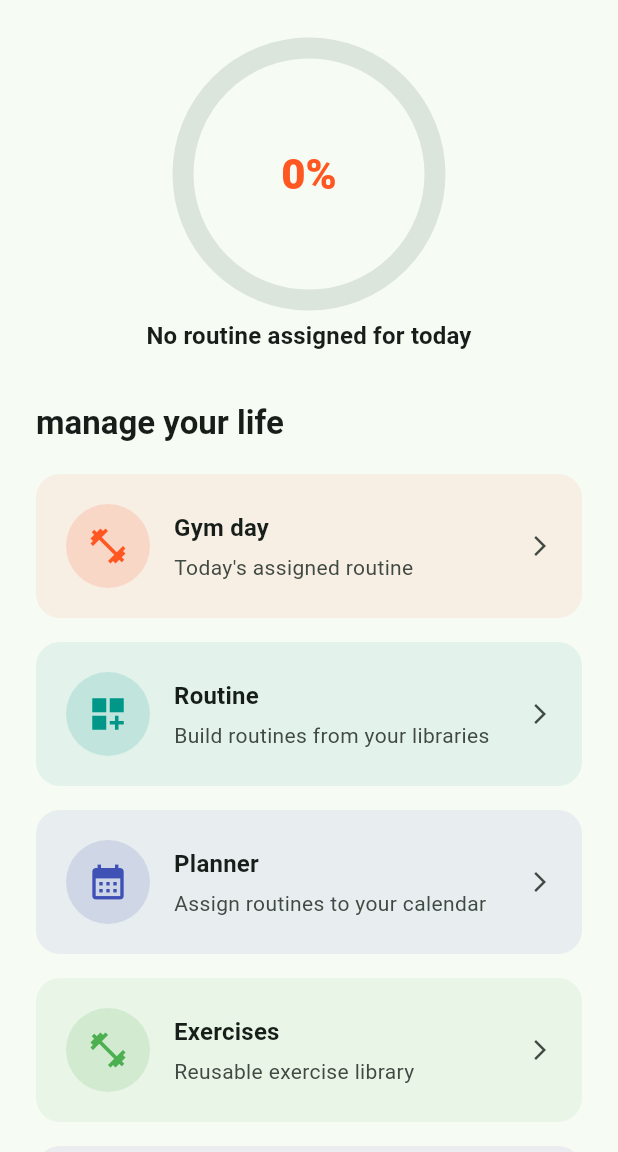
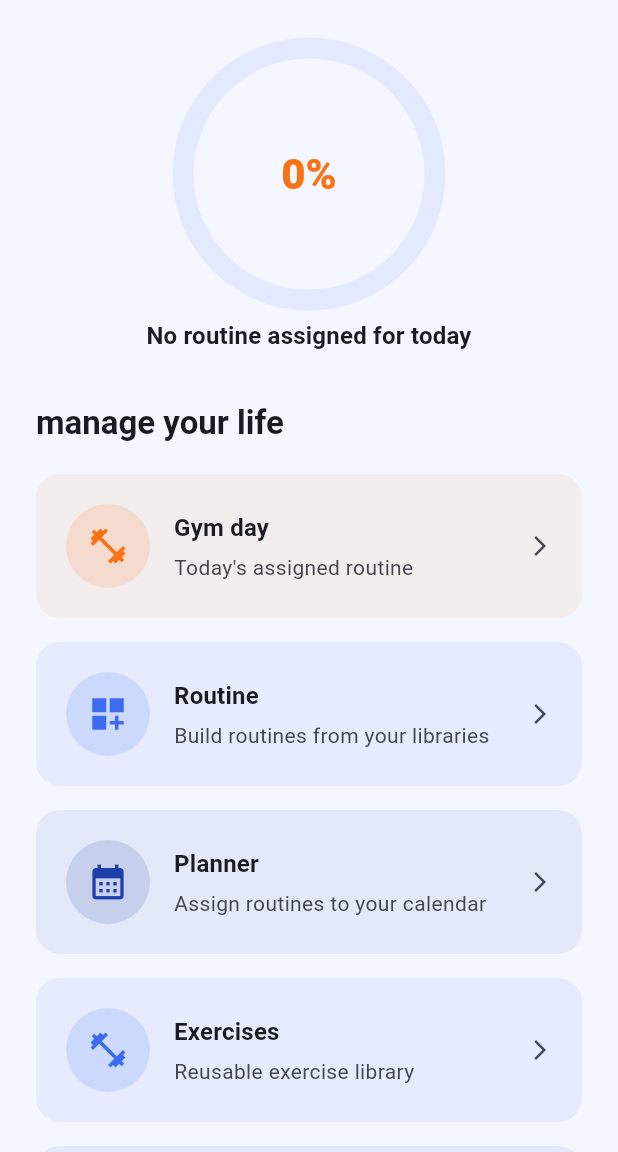
Before and after one commit to DarcherDev/life-fit, a Flutter app: the screen it shows after launch, on a phone screen of 412 x 824 dp, the part 84-1236 px from its top. Run offline on Flutter 3.47's test engine with Material 2 defaults, Android fonts, the phone set to English and light mode, and no system bars; our stand-ins replace confetti, package_info_plus, shared_preferences, table_calendar.

Commit message:
feat(branding): aplicar paleta azul/naranja y nuevo icono
Co-authored-by: Cursor <cursoragent@cursor.com>

```diff
--- a/lib/core/home/home_screen.dart
+++ b/lib/core/home/home_screen.dart
@@ -84,14 +84,18 @@ class _HomeScreenState extends State<HomeScreen> with WidgetsBindingObserver {
     await _menuOrderService.reorder(oldIndex, newIndex);
   }
 
-  _HomeOptionData _optionData(HomeMenuOption option, AppLocalizations l10n) {
+  _HomeOptionData _optionData(
+    HomeMenuOption option,
+    AppLocalizations l10n,
+    ColorScheme colors,
+  ) {
     switch (option) {
       case HomeMenuOption.gymDay:
         return _HomeOptionData(
           title: l10n.homeGymDayTitle,
           subtitle: l10n.homeGymDaySubtitle,
           icon: Icons.fitness_center,
-          color: Colors.deepOrange,
+          color: colors.tertiary,
           onTap: _openTodayGym,
         );
       case HomeMenuOption.routines:
@@ -99,7 +103,7 @@ class _HomeScreenState extends State<HomeScreen> with WidgetsBindingObserver {
           title: l10n.homeRoutineTitle,
           subtitle: l10n.homeRoutineSubtitle,
           icon: Icons.dashboard_customize,
-          color: Colors.teal,
+          color: colors.primary,
           onTap: () => AppNavigation.openRoutines(context),
         );
       case HomeMenuOption.planner:
@@ -107,7 +111,7 @@ class _HomeScreenState extends State<HomeScreen> with WidgetsBindingObserver {
           title: l10n.homePlannerTitle,
           subtitle: l10n.homePlannerSubtitle,
           icon: Icons.calendar_month,
-          color: Colors.indigo,
+          color: colors.secondary,
           onTap: () => AppNavigation.openPlanner(context),
         );
       case HomeMenuOption.exercises:
@@ -115,7 +119,7 @@ class _HomeScreenState extends State<HomeScreen> with WidgetsBindingObserver {
           title: l10n.homeExercisesTitle,
           subtitle: l10n.homeExercisesSubtitle,
           icon: Icons.fitness_center_outlined,
-          color: Colors.green,
+          color: colors.primary,
           onTap: () => AppNavigation.openExerciseLibrary(context),
         );
       case HomeMenuOption.stretching:
@@ -123,7 +127,7 @@ class _HomeScreenState extends State<HomeScreen> with WidgetsBindingObserver {
           title: l10n.homeStretchingTitle,
           subtitle: l10n.homeStretchingSubtitle,
           icon: Icons.self_improvement,
-          color: Colors.deepPurple,
+          color: colors.secondary,
           onTap: () => AppNavigation.openStretchingLibrary(context),
         );
       case HomeMenuOption.warmUp:
@@ -131,7 +135,7 @@ class _HomeScreenState extends State<HomeScreen> with WidgetsBindingObserver {
           title: l10n.homeWarmUpTitle,
           subtitle: l10n.homeWarmUpSubtitle,
           icon: Icons.local_fire_department,
-          color: Colors.orange,
+          color: colors.tertiary,
           onTap: () => AppNavigation.openWarmUpLibrary(context),
         );
     }
@@ -193,7 +197,7 @@ class _HomeScreenState extends State<HomeScreen> with WidgetsBindingObserver {
               },
               itemBuilder: (context, index) {
                 final option = _menuOrder[index];
-                final data = _optionData(option, l10n);
+                final data = _optionData(option, l10n, theme.colorScheme);
                 return ReorderableDelayedDragStartListener(
                   key: ValueKey<String>('home-menu-${option.storageId}'),
                   index: index,
--- a/lib/core/home/widgets/today_progress_ring.dart
+++ b/lib/core/home/widgets/today_progress_ring.dart
@@ -1,5 +1,6 @@
 import 'package:flutter/material.dart';
 
+import 'package:life_fit/core/theme/app_colors.dart';
 import 'package:life_fit/l10n/app_localizations.dart';
 import 'package:life_fit/shared/utils/routine_progress.dart';
 
@@ -15,7 +16,6 @@ class TodayProgressRing extends StatelessWidget {
 
   static const _ringSize = 168.0;
   static const _strokeWidth = 14.0;
-  static const _accentColor = Color(0xFF16A34A);
 
   @override
   Widget build(BuildContext context) {
@@ -23,6 +23,8 @@ class TodayProgressRing extends StatelessWidget {
     final theme = Theme.of(context);
     final colorScheme = theme.colorScheme;
     final subtitle = _subtitleFor(l10n);
+    final progressColor =
+        summary.isComplete ? AppColors.success : colorScheme.tertiary;
 
     final content = Column(
       children: [
@@ -39,9 +41,7 @@ class TodayProgressRing extends StatelessWidget {
                   value: summary.fraction.clamp(0, 1),
                   strokeWidth: _strokeWidth,
                   backgroundColor: colorScheme.surfaceVariant,
-                  valueColor: AlwaysStoppedAnimation<Color>(
-                    summary.isComplete ? _accentColor : Colors.deepOrange,
-                  ),
+                  valueColor: AlwaysStoppedAnimation<Color>(progressColor),
                 ),
               ),
               Column(
@@ -51,9 +51,7 @@ class TodayProgressRing extends StatelessWidget {
                     '${summary.percent}%',
                     style: theme.textTheme.headlineMedium?.copyWith(
                       fontWeight: FontWeight.w800,
-                      color: summary.isComplete
-                          ? _accentColor
-                          : Colors.deepOrange,
+                      color: progressColor,
                     ),
                   ),
                   if (summary.hasRoutine && summary.totalItems > 0)
--- /dev/null
+++ b/lib/core/theme/app_colors.dart
@@ -0,0 +1,35 @@
+import 'package:flutter/material.dart';
+
+/// Colores de marca (azul del icono + naranja complementario).
+///
+/// Los widgets deben leer los colores de `Theme.of(context).colorScheme`;
+/// estas constantes solo alimentan [AppTheme] y los casos semánticos
+/// que no dependen del tema.
+abstract class AppColors {
+  AppColors._();
+
+  static const brandBlue = Color(0xFF3D6BF0);
+  static const brandBlueLight = Color(0xFF8FAEFF);
+  static const brandBlueDeep = Color(0xFF1E3FA8);
+
+  static const brandOrange = Color(0xFFF97316);
+  static const brandOrangeLight = Color(0xFFFF9F5A);
+
+  static const lightBackground = Color(0xFFF4F7FF);
+  static const lightSurface = Color(0xFFFFFFFF);
+  static const lightSurfaceVariant = Color(0xFFE3EAFD);
+
+  static const darkBackground = Color(0xFF000000);
+  static const darkSurface = Color(0xFF0E1320);
+  static const darkSurfaceVariant = Color(0xFF161C2C);
+
+  static const success = Color(0xFF16A34A);
+
+  static const confetti = <Color>[
+    brandBlue,
+    brandBlueLight,
+    brandOrange,
+    Colors.amber,
+    Colors.white,
+  ];
+}
--- a/lib/core/theme/app_theme.dart
+++ b/lib/core/theme/app_theme.dart
@@ -1,28 +1,54 @@
 import 'package:flutter/material.dart';
 
-/// Temas claro y oscuro de la app.
+import 'package:life_fit/core/theme/app_colors.dart';
+
+/// Temas claro (azul con blanco) y oscuro (azul con negro), con naranja
+/// como color complementario (`tertiary`).
 abstract class AppTheme {
   AppTheme._();
 
-  /// Verde menta del icono (calendario + mancuerna).
-  static const _seedColor = Color(0xFF7CB894);
-
   static ThemeData light() {
-    return ThemeData(
-      colorScheme: ColorScheme.fromSeed(
-        seedColor: _seedColor,
-        brightness: Brightness.light,
-      ),
-      useMaterial3: true,
+    final scheme = ColorScheme.fromSeed(
+      seedColor: AppColors.brandBlue,
+      brightness: Brightness.light,
+    ).copyWith(
+      primary: AppColors.brandBlue,
+      onPrimary: Colors.white,
+      secondary: AppColors.brandBlueDeep,
+      onSecondary: Colors.white,
+      tertiary: AppColors.brandOrange,
+      onTertiary: Colors.white,
+      background: AppColors.lightBackground,
+      surface: AppColors.lightSurface,
+      surfaceVariant: AppColors.lightSurfaceVariant,
+      surfaceTint: AppColors.brandBlue,
     );
+    return _build(scheme);
   }
 
   static ThemeData dark() {
+    final scheme = ColorScheme.fromSeed(
+      seedColor: AppColors.brandBlue,
+      brightness: Brightness.dark,
+    ).copyWith(
+      primary: AppColors.brandBlueLight,
+      onPrimary: Colors.black,
+      secondary: AppColors.brandBlue,
+      onSecondary: Colors.white,
+      tertiary: AppColors.brandOrangeLight,
+      onTertiary: Colors.black,
+      background: AppColors.darkBackground,
+      surface: AppColors.darkSurface,
+      surfaceVariant: AppColors.darkSurfaceVariant,
+      surfaceTint: AppColors.brandBlueLight,
+    );
+    return _build(scheme);
+  }
+
+  static ThemeData _build(ColorScheme scheme) {
     return ThemeData(
-      colorScheme: ColorScheme.fromSeed(
-        seedColor: _seedColor,
-        brightness: Brightness.dark,
-      ),
+      colorScheme: scheme,
+      scaffoldBackgroundColor: scheme.background,
       useMaterial3: true,
     );
   }
--- a/lib/modules/rutinas/screens/routine_form_screen.dart
+++ b/lib/modules/rutinas/screens/routine_form_screen.dart
@@ -422,8 +422,8 @@ class _RoutineFormScreenState extends State<RoutineFormScreen> {
           child: FilledButton(
             onPressed: _save,
             style: FilledButton.styleFrom(
-              backgroundColor: const Color(0xFF16A34A),
-              foregroundColor: Colors.white,
+              backgroundColor: Theme.of(context).colorScheme.primary,
+              foregroundColor: Theme.of(context).colorScheme.onPrimary,
               minimumSize: const Size(48, 40),
               padding: const EdgeInsets.symmetric(horizontal: 14),
               elevation: 2,
--- a/pubspec.yaml
+++ b/pubspec.yaml
@@ -59,8 +59,8 @@ flutter_launcher_icons:
   web:
     generate: true
     image_path: assets/branding/app_icon_launcher.png
-    background_color: "#F5F7F6"
-    theme_color: "#89C89B"
+    background_color: "#000000"
+    theme_color: "#3D6BF0"
   windows:
     generate: true
     image_path: assets/branding/app_icon_launcher.png
@@ -69,7 +69,7 @@ flutter_launcher_icons:
     generate: true
     image_path: assets/branding/app_icon_launcher.png
   image_path: assets/branding/app_icon_launcher.png
-  adaptive_icon_background: "#F5F7F6"
+  adaptive_icon_background: "#000000"
   adaptive_icon_foreground: assets/branding/app_icon_maskable.png
   remove_alpha_ios: true
 
```
Also changed, not shown: lib/modules/calentamiento/widgets/warm_up_preview_tile.dart (+8 -9 lines), lib/modules/dia_gym/screens/day_routine_screen.dart (+2 -7 lines), lib/modules/estiramiento/widgets/stretching_preview_tile.dart (+7 -8 lines), lib/modules/rutinas/widgets/routine_card_preview.dart (+3 -4 lines), assets/branding/app_icon.png, assets/branding/app_icon_launcher.png, assets/branding/app_icon_maskable.png, 46 other files.
